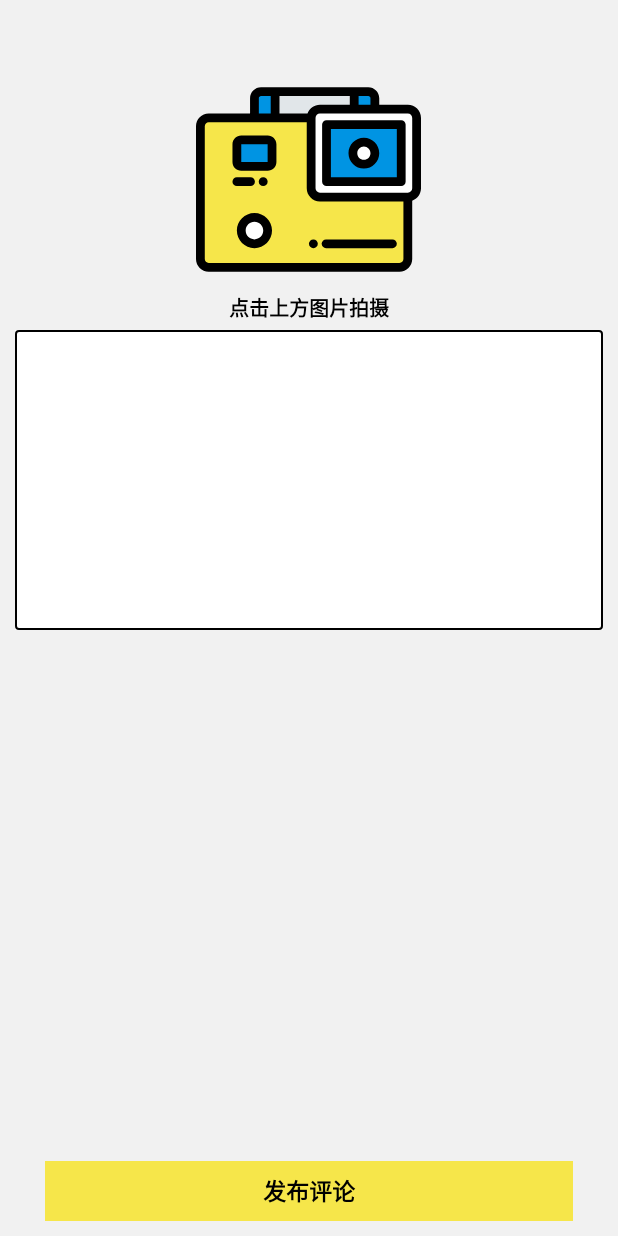
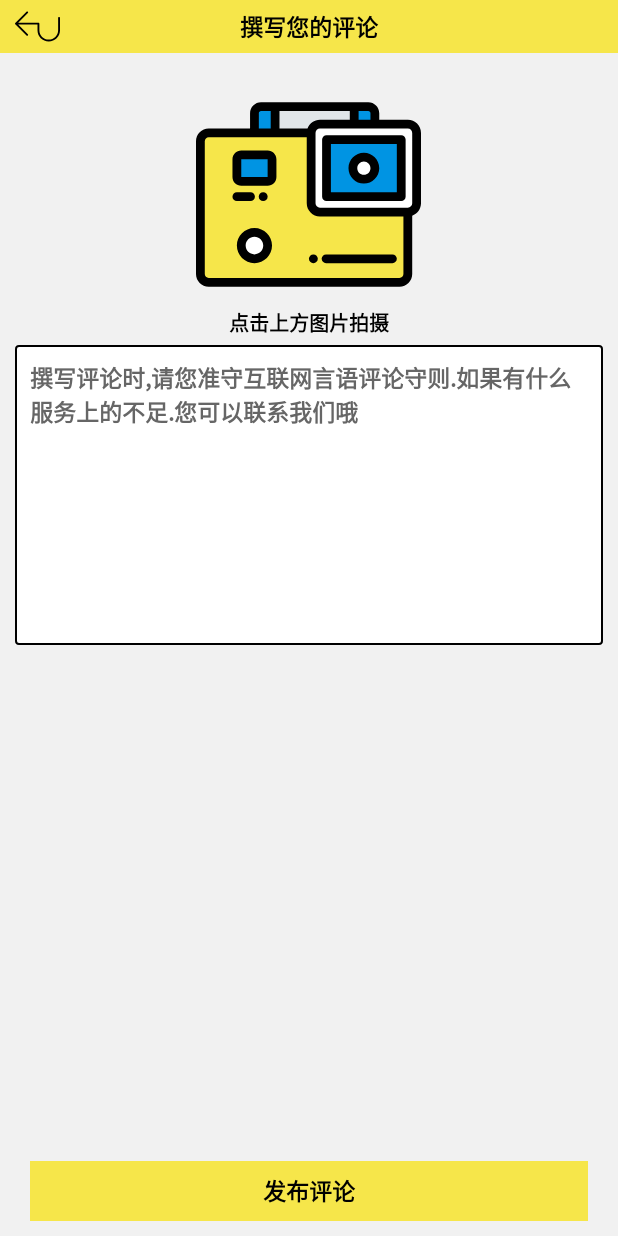
Before and after one commit to WenSirWenSir/Yazhou, an Android app: the UserComment screen opened directly, with no data from a screen before it, on a phone screen of 412 x 824 dp. Run offline under Robolectric (Android 15) with nearby library versions, the phone set to English and light mode, and no system bars; Roboto replaces fonts that are not available here.

Commit message:
check code in 2019-03-02

```diff
--- a/app/src/main/java/com/zbyj/Yazhou/ConfigPageValue/CAMER.java
+++ b/app/src/main/java/com/zbyj/Yazhou/LeftCompanyProgram/CAMER.java
@@ -1,4 +1,4 @@
-package com.zbyj.Yazhou.ConfigPageValue;
+package com.zbyj.Yazhou.LeftCompanyProgram;
 
 public class CAMER {
     public static final int GET_ONSHOOT_DONE = 2;
--- /dev/null
+++ b/app/src/main/java/com/zbyj/Yazhou/LeftCompanyProgram/UserMsg.java
@@ -0,0 +1,5 @@
+package com.zbyj.Yazhou.LeftCompanyProgram;
+
+public class UserMsg {
+    public final static String COMMENT_MSG = "撰写评论时,请您准守互联网言语评论守则.如果有什么服务上的不足.您可以联系我们哦";
+}
--- a/app/src/main/res/layout/activity_usercomment.xml
+++ b/app/src/main/res/layout/activity_usercomment.xml
@@ -3,6 +3,95 @@
     android:layout_width="match_parent"
     android:layout_height="match_parent"
     android:fitsSystemWindows="true">
+
+
+    <ScrollView
+        android:layout_width="match_parent"
+        android:layout_height="match_parent"
+        android:background="#f1f1f1">
+
+
+        <RelativeLayout
+            android:layout_width="match_parent"
+            android:layout_height="match_parent"
+            android:background="#f1f1f1"
+            android:layout_marginTop="30dp"
+            android:orientation="vertical">
+
+            <!--拍摄的标志图片-->
+            <RelativeLayout
+                android:id="@+id/activity_usercomment_opencameraBody"
+                android:layout_width="match_parent"
+                android:layout_height="200dp"
+                >
+
+                <ImageView
+                    android:id="@+id/activity_usercomment_icoCamera"
+                    android:layout_width="150dp"
+                    android:layout_height="150dp"
+                    android:layout_centerInParent="true"
+                    android:src="@drawable/ico_camera" />
+
+                <TextView
+                    android:layout_width="match_parent"
+                    android:layout_height="wrap_content"
+                    android:id="@+id/activity_usercommend_opencameratitle"
+                    android:layout_below="@id/activity_usercomment_icoCamera"
+                    android:gravity="center"
+                    android:text="点击上方图片拍摄"
+                    android:textColor="#000000"
+                    android:textSize="13dp"
+                    android:textStyle="bold" />
+
+            </RelativeLayout>
+
+
+            <!--撰写评论区域-->
+            <RelativeLayout
+                android:layout_width="match_parent"
+                android:layout_height="200dp"
+                android:layout_below="@id/activity_usercomment_opencameraBody"
+                android:layout_marginLeft="10dp"
+                android:layout_marginRight="10dp"
+                android:focusable="true"
+                android:focusableInTouchMode="true"
+                android:background="#ffffff">
+
+                <EditText
+                    android:id="@+id/activity_usercommend_etComment"
+                    android:layout_width="match_parent"
+                    android:layout_height="match_parent"
+                    android:background="@drawable/border_mapsearch_input"
+                    android:gravity="center_horizontal|left"
+                    android:padding="10dp"
+                    android:textColor="#666666"
+                    android:text="撰写评论时,请您准守互联网言语评论守则.如果有什么服务上的不足.您可以联系我们哦"
+                    android:textSize="15dp"
+                    android:textStyle="bold">
+
+
+                </EditText>
+
+            </RelativeLayout>
+        </RelativeLayout>
+    </ScrollView>
+    <!--保存评论-->
+
+    <TextView
+        android:layout_width="match_parent"
+        android:layout_height="40dp"
+        android:layout_alignParentBottom="true"
+        android:layout_centerHorizontal="true"
+        android:layout_marginLeft="20dp"
+        android:layout_marginRight="20dp"
+        android:layout_marginBottom="10dp"
+        android:id="@+id/activity_usercomment_btnOrderComment"
+        android:background="@color/TextAndBodyColor"
+        android:gravity="center"
+        android:text="发布评论"
+        android:textColor="#000000"
+        android:textSize="15dp"
+        android:textStyle="bold" />
 
     <RelativeLayout
         android:id="@+id/activity_usercomment_title"
@@ -30,89 +119,4 @@
     </RelativeLayout>
 
 
-    <ScrollView
-        android:layout_width="match_parent"
-        android:layout_height="match_parent"
-        android:background="#f1f1f1">
-
-
-        <RelativeLayout
-            android:layout_width="match_parent"
-            android:layout_height="match_parent"
-            android:background="#f1f1f1"
-            android:orientation="vertical">
-
-            <!--拍摄的标志图片-->
-            <RelativeLayout
-                android:id="@+id/activity_usercomment_opencameraBody"
-                android:layout_width="match_parent"
-                android:layout_height="200dp"
-                android:layout_marginTop="20dp">
-
-                <ImageView
-                    android:id="@+id/activity_usercomment_icoCamera"
-                    android:layout_width="150dp"
-                    android:layout_height="150dp"
-                    android:layout_centerInParent="true"
-                    android:src="@drawable/ico_camera" />
-
-                <TextView
-                    android:layout_width="match_parent"
-                    android:layout_height="wrap_content"
-                    android:layout_below="@id/activity_usercomment_icoCamera"
-                    android:gravity="center"
-                    android:text="点击上方图片拍摄"
-                    android:textColor="#000000"
-                    android:textSize="13dp"
-                    android:textStyle="bold" />
-
-            </RelativeLayout>
-
-
-            <!--撰写评论区域-->
-            <RelativeLayout
-                android:layout_width="match_parent"
-                android:layout_height="200dp"
-                android:layout_below="@id/activity_usercomment_opencameraBody"
-                android:layout_marginLeft="10dp"
-                android:layout_marginRight="10dp"
-                android:background="#ffffff">
-
-                <EditText
-                    android:layout_width="match_parent"
-                    android:layout_height="match_parent"
-                    android:background="@drawable/border_mapsearch_input"
-                    android:id="@+id/activity_usercommend_etComment"
-
-                    >
-
-
-                </EditText>
-
-            </RelativeLayout>
-        </RelativeLayout>
-    </ScrollView>
-    <!--保存评论-->
-    <LinearLayout
-        android:layout_width="match_parent"
-        android:layout_height="40dp"
-        android:layout_alignParentBottom="true"
-        android:layout_marginBottom="10dp"
-        android:background="#f1f1f1"
-        android:paddingLeft="30dp"
-        android:paddingRight="30dp">
-
-        <TextView
-            android:layout_width="match_parent"
-            android:layout_height="match_parent"
-            android:background="@color/TextAndBodyColor"
-            android:gravity="center"
-            android:text="发布评论"
-            android:textColor="#000000"
-            android:textSize="15dp"
-            android:textStyle="bold" />
-
-
-    </LinearLayout>
-
 </RelativeLayout>
```
Also changed, not shown: app/src/main/java/com/zbyj/Yazhou/LeftCompanyProgram/ConfigPageClass.java (added, +79 -0 lines), app/src/main/java/com/zbyj/Yazhou/LeftCompanyProgram/Tools.java (+72 -6 lines), app/src/main/java/com/zbyj/Yazhou/ProgramAct/UserComment.java (+117 -4 lines).
